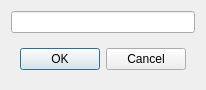
End1-1/Cafe5, file FrontDesk/c5inputdate.ui: the form before one commit.
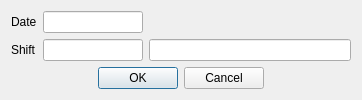
The form after the commit. Custom widgets are drawn as their Qt base class.

Commit message: Manual changing shift

What changed in the file:
```diff
--- a/FrontDesk/c5inputdate.ui
+++ b/FrontDesk/c5inputdate.ui
@@ -6,20 +6,85 @@
    <rect>
     <x>0</x>
     <y>0</y>
-    <width>204</width>
-    <height>85</height>
+    <width>362</width>
+    <height>93</height>
    </rect>
   </property>
   <property name="windowTitle">
    <string>Date</string>
   </property>
-  <layout class="QVBoxLayout" name="verticalLayout">
-   <item>
-    <widget class="C5DateEdit" name="deDate"/>
+  <layout class="QGridLayout" name="gridLayout">
+   <item row="0" column="1">
+    <widget class="C5DateEdit" name="deDate">
+     <property name="minimumSize">
+      <size>
+       <width>100</width>
+       <height>0</height>
+      </size>
+     </property>
+     <property name="maximumSize">
+      <size>
+       <width>100</width>
+       <height>16777215</height>
+      </size>
+     </property>
+    </widget>
    </item>
-   <item>
+   <item row="1" column="0">
+    <widget class="QLabel" name="label_2">
+     <property name="text">
+      <string>Shift</string>
+     </property>
+    </widget>
+   </item>
+   <item row="1" column="1">
+    <widget class="C5LineEditWithSelector" name="leShift">
+     <property name="minimumSize">
+      <size>
+       <width>100</width>
+       <height>0</height>
+      </size>
+     </property>
+     <property name="maximumSize">
+      <size>
+       <width>100</width>
+       <height>16777215</height>
+      </size>
+     </property>
+    </widget>
+   </item>
+   <item row="0" column="0">
+    <widget class="QLabel" name="label">
+     <property name="text">
+      <string>Date</string>
+     </property>
+    </widget>
+   </item>
+   <item row="1" column="2">
+    <widget class="C5LineEditWithSelector" name="leShiftName">
+     <property name="focusPolicy">
+      <enum>Qt::NoFocus</enum>
+     </property>
+     <property name="readOnly">
+      <bool>true</bool>
+     </property>
+    </widget>
+   </item>
+   <item row="2" column="0" colspan="3">
     <widget class="QWidget" name="widget" native="true">
      <layout class="QHBoxLayout" name="horizontalLayout">
+      <property name="leftMargin">
+       <number>0</number>
+      </property>
+      <property name="topMargin">
+       <number>0</number>
+      </property>
+      <property name="rightMargin">
+       <number>0</number>
+      </property>
+      <property name="bottomMargin">
+       <number>0</number>
+      </property>
       <item>
        <spacer name="horizontalSpacer">
         <property name="orientation">
@@ -71,6 +136,11 @@
    <extends>QLineEdit</extends>
    <header location="global">c5dateedit.h</header>
   </customwidget>
+  <customwidget>
+   <class>C5LineEditWithSelector</class>
+   <extends>QLineEdit</extends>
+   <header location="global">c5lineeditwithselector.h</header>
+  </customwidget>
  </customwidgets>
  <resources/>
  <connections/>
```
Left out of the diff: 7 changed lines with no effect on the pictures. The commit also changes 67 other files.
